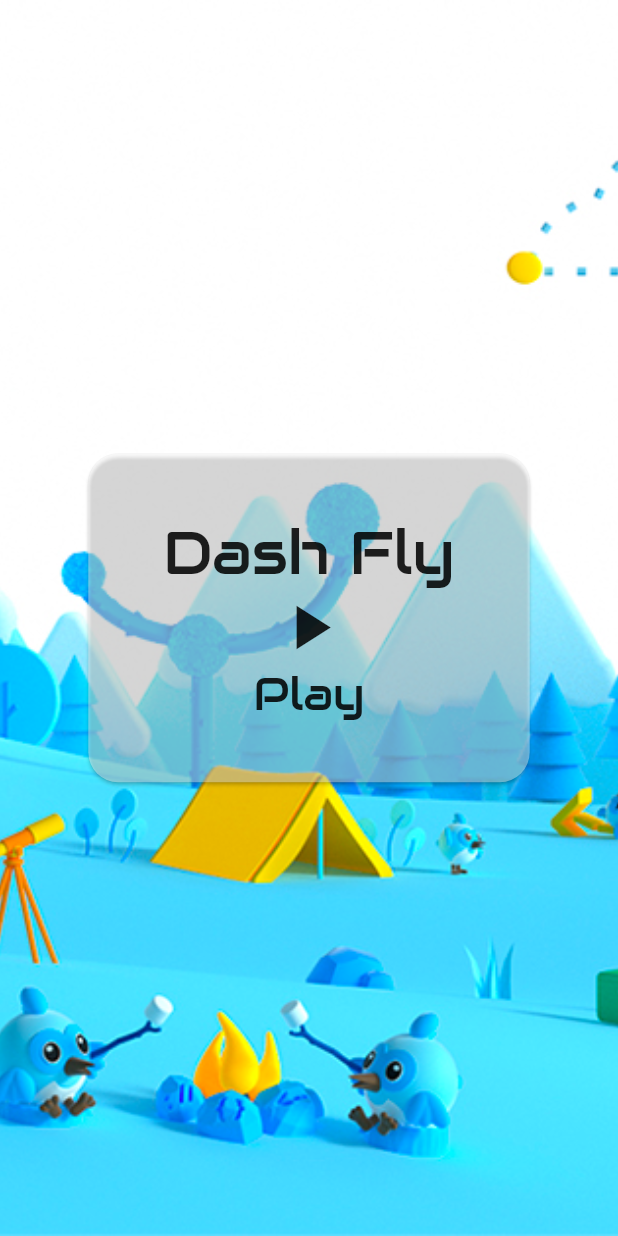
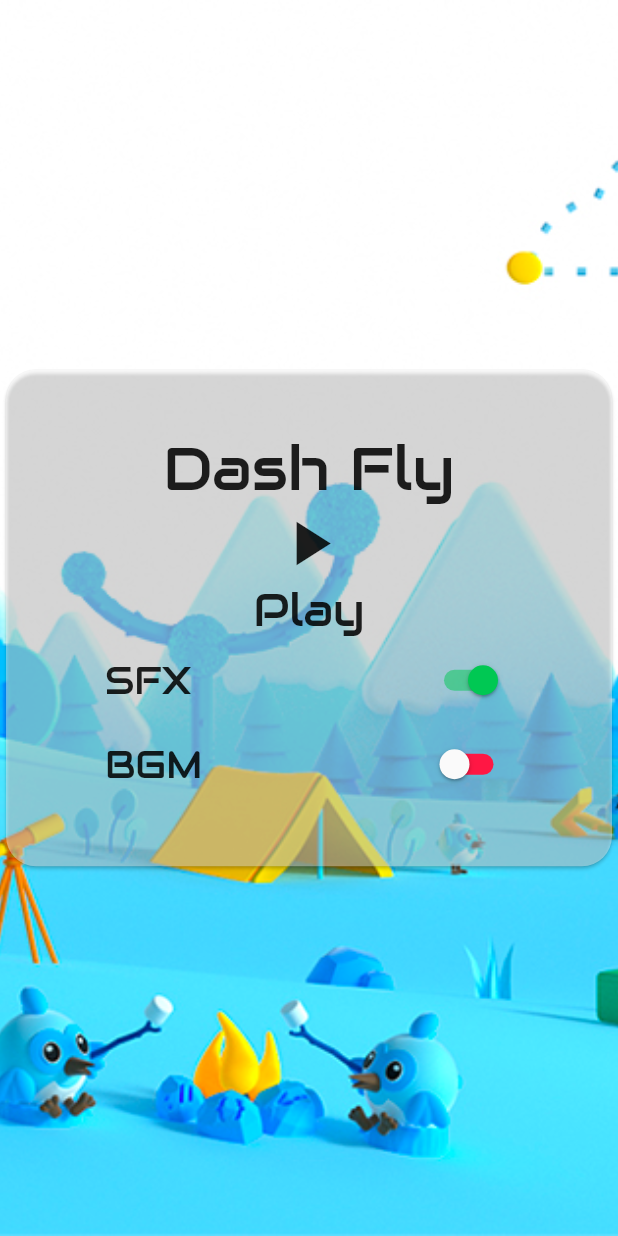
Before and after one commit to madhank93/flutter_flappy_bird, a Flutter app: the screen it shows after launch, on a phone screen of 412 x 824 dp. Run offline on Flutter 3.47's test engine with Material 2 defaults, Android fonts, the phone set to English and light mode, and no system bars; missing offline and left inert: flame.

Commit message:
feat: adding music files, option to enable/disable and file name changes

```diff
--- a/lib/controller/enemy_manager.dart
+++ b/lib/game_controller/enemy_manager.dart
@@ -4,9 +4,9 @@ import 'dart:ui';
 import 'package:flame/components/component.dart';
 import 'package:flame/components/mixins/has_game_ref.dart';
 import 'package:flame/time.dart';
-import 'package:flappy_bird/controller/enemy_controller.dart';
+import 'package:flappy_bird/game_controller/enemy_controller.dart';
 import 'package:flappy_bird/model/enemy_type.dart';
-import 'package:flappy_bird/screens/flappy_bird_base_game.dart';
+import 'package:flappy_bird/main_game/flappy_bird_base_game.dart';
 
 class EnemyManager extends Component with HasGameRef<FlappyBird> {
   Random _random;
--- a/lib/main.dart
+++ b/lib/main.dart
@@ -1,5 +1,5 @@
 import 'package:flame/flame.dart';
-import 'package:flappy_bird/screens/main_menu.dart';
+import 'package:flappy_bird/main_game/main_menu.dart';
 import 'package:flutter/material.dart';
 
 void main() async {
--- a/lib/screens/flappy_bird_base_game.dart
+++ b/lib/main_game/flappy_bird_base_game.dart
@@ -5,9 +5,9 @@ import 'package:flame/gestures.dart';
 import 'package:flame/position.dart';
 import 'package:flame/text_config.dart';
 import 'package:flappy_bird/constant/game_constants.dart';
-import 'package:flappy_bird/controller/dash_controller.dart';
-import 'package:flappy_bird/controller/enemy_controller.dart';
-import 'package:flappy_bird/controller/enemy_manager.dart';
+import 'package:flappy_bird/game_controller/dash_controller.dart';
+import 'package:flappy_bird/game_controller/enemy_controller.dart';
+import 'package:flappy_bird/game_controller/enemy_manager.dart';
 import 'package:flappy_bird/theme/dash_land.dart';
 import 'package:flappy_bird/widgets/game_over_menu.dart';
 import 'package:flappy_bird/widgets/hud.dart';
--- a/lib/screens/game_play.dart
+++ b/lib/main_game/game_play.dart
@@ -1,4 +1,4 @@
-import 'package:flappy_bird/screens/flappy_bird_base_game.dart';
+import 'package:flappy_bird/main_game/flappy_bird_base_game.dart';
 import 'package:flutter/material.dart';
 
 class GamePlay extends StatefulWidget {
--- a/lib/screens/main_menu.dart
+++ b/lib/main_game/main_menu.dart
@@ -1,4 +1,4 @@
-import 'package:flappy_bird/screens/game_play.dart';
+import 'package:flappy_bird/main_game/game_play.dart';
 import 'package:flutter/material.dart';
 
 class MainMenu extends StatelessWidget {
@@ -58,7 +58,31 @@ class MainMenu extends StatelessWidget {
                         )
                       ],
                     ),
-                  )
+                  ),
+                  SwitchListTile(
+                    activeColor: Colors.greenAccent[700],
+                    inactiveTrackColor: Colors.redAccent[400],
+                    value: true,
+                    title: Text(
+                      'SFX',
+                      style: TextStyle(
+                        fontSize: 25,
+                      ),
+                    ),
+                    onChanged: (bool value) {},
+                  ),
+                  SwitchListTile(
+                    activeColor: Colors.greenAccent[700],
+                    inactiveTrackColor: Colors.redAccent[400],
+                    value: false,
+                    title: Text(
+                      'BGM',
+                      style: TextStyle(
+                        fontSize: 25,
+                      ),
+                    ),
+                    onChanged: (bool value) {},
+                  ),
                 ],
               ),
             ),
--- a/lib/widgets/game_over_menu.dart
+++ b/lib/widgets/game_over_menu.dart
@@ -1,4 +1,4 @@
-import 'package:flappy_bird/screens/main_menu.dart';
+import 'package:flappy_bird/main_game/main_menu.dart';
 import 'package:flutter/material.dart';
 
 class GameOverMenu extends StatelessWidget {
```
Also changed, not shown: lib/game_controller/dash_controller.dart (renamed from lib/controller/dash_controller.dart), lib/game_controller/enemy_controller.dart (renamed from lib/controller/enemy_controller.dart), 3 other files.
